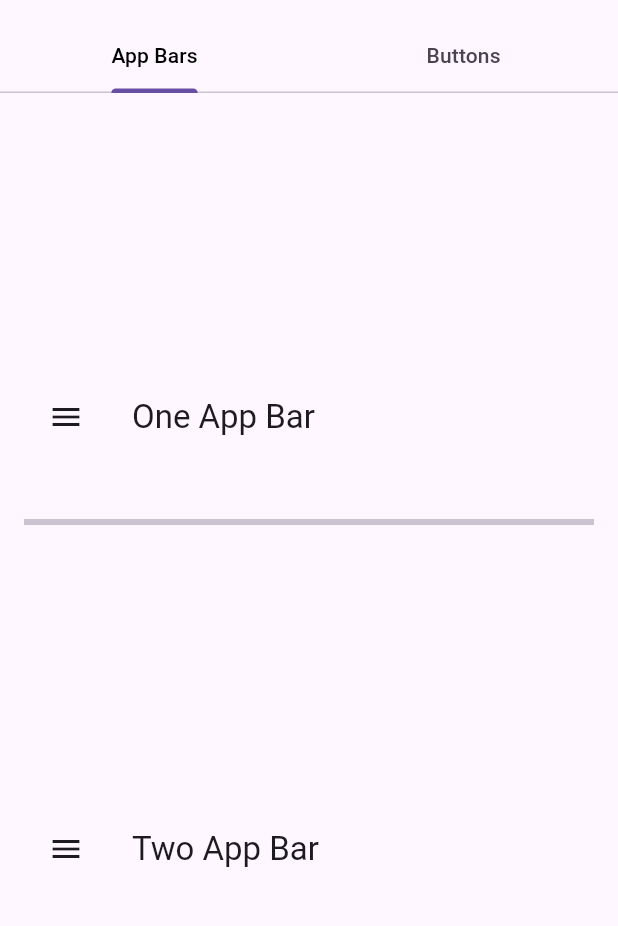
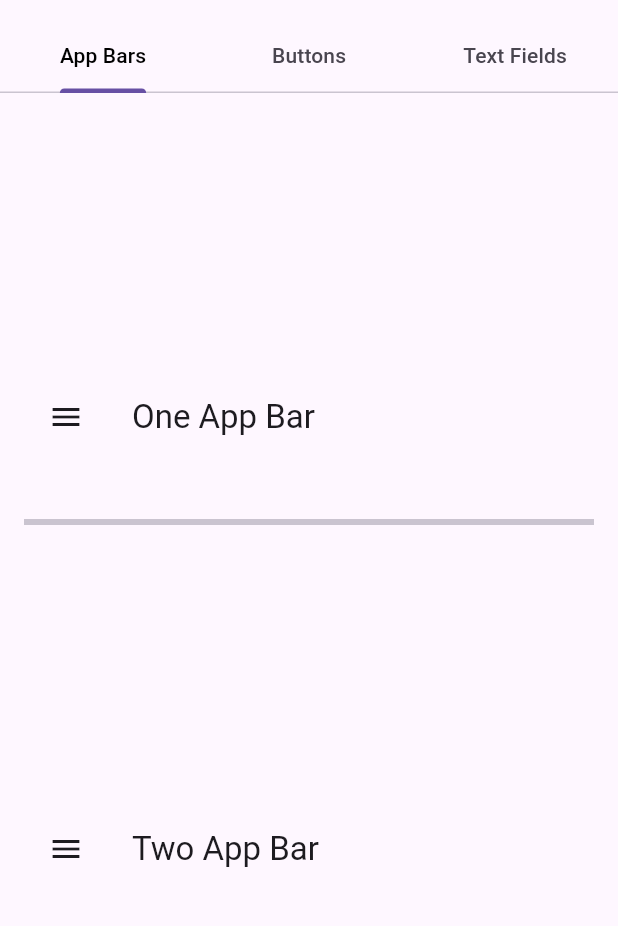
Before and after one commit to AcmeSoftwareLLC/acme_theme_provider, a Flutter app: the screen it shows after launch, on a phone screen of 412 x 824 dp, the part 63-989 px from its top. Run offline on Flutter 3.47's test engine with Material 2 defaults, Android fonts, the phone set to English and light mode, and no system bars; our stand-ins replace google_fonts, shared_preferences; missing offline and left inert: json_theme.

Commit message:
Text Component Completed

```diff
--- a/lib/src/core/component_config.dart
+++ b/lib/src/core/component_config.dart
@@ -1,4 +1,5 @@
 import 'package:acme_theme_provider/src/core/configs/button_config.dart';
+import 'package:acme_theme_provider/src/core/configs/text_field_config.dart';
 
 import 'configs/app_bar_config.dart';
 
@@ -7,6 +8,7 @@ export 'configs/app_bar_config.dart';
 enum ComponentType {
   appBar('app.bar'),
   button('button'),
+  textField('textField'),
   unknown('unknown');
 
   const ComponentType(this.value);
@@ -28,6 +30,8 @@ abstract class ComponentConfig {
         return AppBarConfig.fromMap(rawConfig);
       case ComponentType.button:
         return ButtonConfig.fromMap(rawConfig);
+      case ComponentType.textField:
+        return TextFieldConfig.fromMap(rawConfig);
       case ComponentType.unknown:
         throw UnsupportedError('Unsupported component type: $type');
     }
--- a/lib/src/core/configs/text_field_config.dart
+++ b/lib/src/core/configs/text_field_config.dart
@@ -8,6 +8,22 @@ class TextFieldConfig extends ComponentConfig {
     required this.textAlign,
     required this.clip,
     required this.textStyle,
+    required this.textDirection,
+    required this.maxLines,
+    required this.toolbarOptions,
+    required this.maxLength,
+    required this.minLines,
+    required this.cursorHeight,
+    required this.cursorWidth,
+    required this.cursorRadius,
+    required this.textAlignVertical,
+    required this.textCapitalization,
+    required this.textInputAction,
+    required this.scrollPhysics,
+    required this.strutStyle,
+    required this.textSelectionTheme,
+    required this.mouseCursor,
+    required this.keyboardType,
   });
 
   final InputDecorationTheme? theme;
@@ -16,7 +32,7 @@ class TextFieldConfig extends ComponentConfig {
   final Clip clip;
   final TextDirection? textDirection;
   final int? maxLines;
-  final ToolbarOptions toolbarOptions;
+  final ToolbarOptions? toolbarOptions;
   final int? maxLength;
   final int? minLines;
   final double? cursorHeight;
@@ -34,6 +50,31 @@ class TextFieldConfig extends ComponentConfig {
   factory TextFieldConfig.fromMap(Map<String, dynamic> map) {
     return TextFieldConfig(
       theme: ThemeDecoder.decodeInputDecorationTheme(map['theme']),
+      textAlign:
+          ThemeDecoder.decodeTextAlign(map['textAlign']) ?? TextAlign.start,
+      clip: ThemeDecoder.decodeClip(map['clip']) ?? Clip.hardEdge,
+      textStyle: ThemeDecoder.decodeTextStyle(map['textStyle']),
+      textDirection: ThemeDecoder.decodeTextDirection(map['textDirection']),
+      maxLines: map['maxLines'],
+      toolbarOptions: ThemeDecoder.decodeToolbarOptions(map['toolBarOptions']),
+      maxLength: map['maxLength'],
+      minLines: map['minLines'],
+      cursorHeight: map['cursorHeight'],
+      cursorWidth: map['cursorWidth'] ?? 2.0,
+      cursorRadius: ThemeDecoder.decodeRadius(map['cursorRadius']),
+      textAlignVertical:
+          ThemeDecoder.decodeTextAlignVertical(map['textAlignVertical']),
+      textCapitalization:
+          ThemeDecoder.decodeTextCapitalization(map['textCapitalization']) ??
+              TextCapitalization.none,
+      textInputAction:
+          ThemeDecoder.decodeTextInputAction(map['textInputAction']),
+      scrollPhysics: ThemeDecoder.decodeScrollPhysics(map['scrollPhysics']),
+      strutStyle: ThemeDecoder.decodeStrutStyle(map['strutStyle']),
+      textSelectionTheme:
+          ThemeDecoder.decodeTextSelectionThemeData(map['textSelectionTheme']),
+      mouseCursor: ThemeDecoder.decodeMouseCursor(map['mouseCursor']),
+      keyboardType: ThemeDecoder.decodeTextInputType(map['keyboardType']),
     );
   }
 
@@ -69,9 +110,47 @@ class TextFieldConfig extends ComponentConfig {
 
   TextFieldConfig copyWith({
     InputDecorationTheme? theme,
+    TextAlign? textAlign,
+    TextStyle? textStyle,
+    Clip? clip,
+    TextDirection? textDirection,
+    int? maxLines,
+    ToolbarOptions? toolbarOptions,
+    int? maxLength,
+    int? minLines,
+    double? cursorHeight,
+    double? cursorWidth,
+    Radius? cursorRadius,
+    TextAlignVertical? textAlignVertical,
+    TextCapitalization? textCapitalization,
+    TextInputAction? textInputAction,
+    ScrollPhysics? scrollPhysics,
+    StrutStyle? strutStyle,
+    TextSelectionThemeData? textSelectionTheme,
+    MouseCursor? mouseCursor,
+    TextInputType? keyboardType,
   }) {
     return TextFieldConfig(
       theme: theme ?? this.theme,
+      textAlign: textAlign ?? this.textAlign,
+      clip: clip ?? this.clip,
+      textStyle: textStyle ?? this.textStyle,
+      textDirection: textDirection ?? this.textDirection,
+      maxLines: maxLines ?? this.maxLines,
+      toolbarOptions: toolbarOptions ?? this.toolbarOptions,
+      maxLength: maxLength ?? this.maxLength,
+      minLines: minLines ?? this.minLines,
+      cursorHeight: cursorHeight ?? this.cursorHeight,
+      cursorWidth: cursorWidth ?? this.cursorWidth,
+      cursorRadius: cursorRadius ?? this.cursorRadius,
+      textAlignVertical: textAlignVertical ?? this.textAlignVertical,
+      textCapitalization: textCapitalization ?? this.textCapitalization,
+      textInputAction: textInputAction ?? this.textInputAction,
+      scrollPhysics: scrollPhysics ?? this.scrollPhysics,
+      strutStyle: strutStyle ?? this.strutStyle,
+      textSelectionTheme: textSelectionTheme ?? this.textSelectionTheme,
+      mouseCursor: mouseCursor ?? this.mouseCursor,
+      keyboardType: keyboardType ?? this.keyboardType,
     );
   }
 }
--- a/lib/src/core/widgets/text_field.dart
+++ b/lib/src/core/widgets/text_field.dart
@@ -7,7 +7,7 @@ class CoreTextField<T extends Object> extends CoreWidget<T> {
   const CoreTextField({
     super.key,
     required super.parent,
-    required this.onTap,
+    this.onTap,
     this.onChanged,
     this.onSubmitted,
     this.onEditingComplete,
@@ -25,7 +25,7 @@ class CoreTextField<T extends Object> extends CoreWidget<T> {
     this.selectionControls,
   });
 
-  final VoidCallback onTap;
+  final VoidCallback? onTap;
   final VoidCallback? onEditingComplete;
   final ValueChanged<String>? onChanged;
   final ValueChanged<String>? onSubmitted;
--- a/lib/src/widgets.dart
+++ b/lib/src/widgets.dart
@@ -1,2 +1,3 @@
 export 'core/widgets/app_bar.dart';
 export 'core/widgets/button.dart';
+export 'core/widgets/text_field.dart';
--- a/playground/lib/main.dart
+++ b/playground/lib/main.dart
@@ -59,6 +59,22 @@ class MyApp extends StatelessWidget {
           },
           'buttonType': 'elevated',
         },
+        'FirstTextField': {
+          'type': 'textField',
+          'theme': {
+            'fillColor': '#FFFF00',
+          },
+        },
+        'SecondTextField': {
+          'type': 'textField',
+          'theme': {
+            'fillColor': '#800000',
+            'filled': true,
+            'labelStyle': {
+              'color': '#FFFFFF',
+            }
+          },
+        },
       },
     };
 
--- a/playground/lib/playground_page.dart
+++ b/playground/lib/playground_page.dart
@@ -1,6 +1,7 @@
 import 'package:flutter/material.dart';
 import 'package:playground/widgets/playground_appbars.dart';
 import 'package:playground/widgets/playground_buttons.dart';
+import 'package:playground/widgets/playground_text_fields.dart';
 
 class PlaygroundPage extends StatelessWidget {
   const PlaygroundPage({super.key});
@@ -8,7 +9,7 @@ class PlaygroundPage extends StatelessWidget {
   @override
   Widget build(BuildContext context) {
     return DefaultTabController(
-      length: 2,
+      length: 3,
       child: Scaffold(
         appBar: AppBar(
           title: const Text('Playground'),
@@ -17,6 +18,7 @@ class PlaygroundPage extends StatelessWidget {
             tabs: [
               Tab(text: 'App Bars'),
               Tab(text: 'Buttons'),
+              Tab(text: 'Text Fields'),
             ],
           ),
         ),
@@ -24,6 +26,7 @@ class PlaygroundPage extends StatelessWidget {
           children: [
             PlayGroundAppBars(),
             PlayGroundButtons(),
+            PlayGroundTextFields(),
           ],
         ),
       ),
```
Also changed, not shown: playground/lib/components/text_field.dart (added, +30 -0 lines), playground/lib/widgets/playground_text_fields.dart (added, +20 -0 lines).
